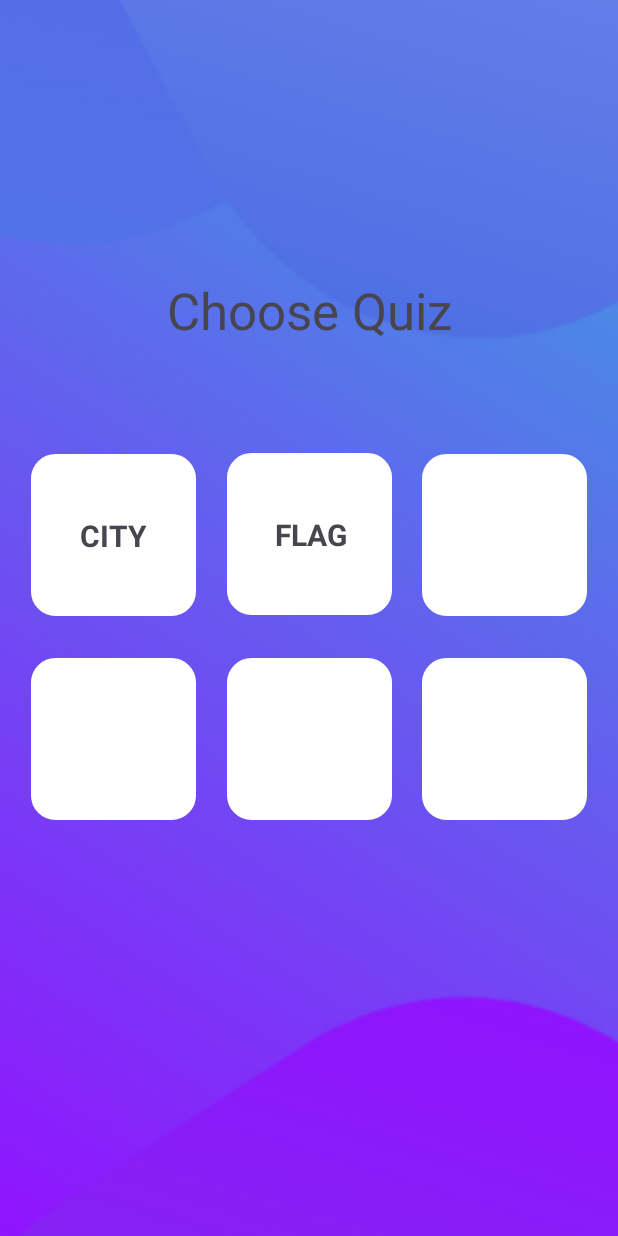
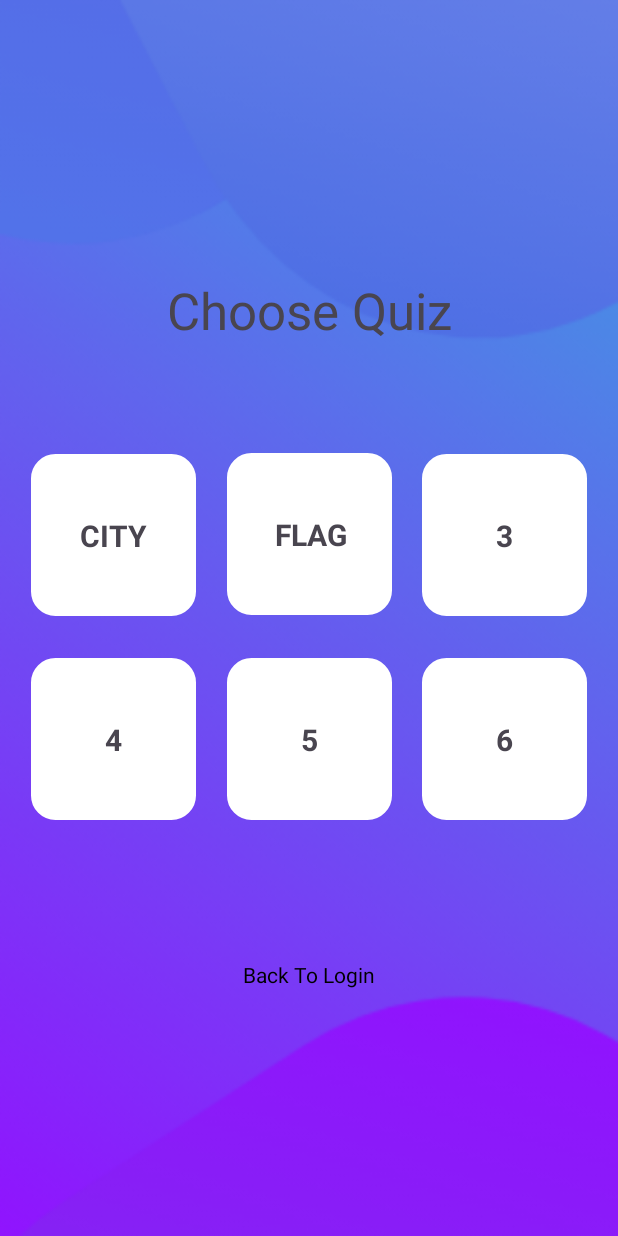
Before and after one commit to enesito10/AndroidTrivia_2, an Android app: the ChooseFragment screen opened through its navigation route, on a phone screen of 412 x 824 dp. Run offline under Robolectric (Android 15) with nearby library versions, the phone set to English and light mode, and no system bars.

Commit message:
9 Aralık Commit

```diff
--- a/app/src/main/java/com/keygeldi/androidtrivia2/fragment/ChooseFragment.kt
+++ b/app/src/main/java/com/keygeldi/androidtrivia2/fragment/ChooseFragment.kt
@@ -35,25 +35,25 @@ private lateinit var binding: FragmentChooseBinding
         binding.linearLayout2.setOnClickListener{
             val bundle = Bundle()
             bundle.putString("question_set","3_questions")
-            findNavController().navigate(R.id.action_chooseFragment2_to_gameFragment,bundle)
+            findNavController().navigate(R.id.action_chooseFragment2_to_gameFragment,bundle) //3
         }
 
         binding.linearLayout4.setOnClickListener{
             val bundle = Bundle()
             bundle.putString("question_set","4_questions")
-            findNavController().navigate(R.id.action_chooseFragment2_to_gameFragment,bundle)
+            findNavController().navigate(R.id.action_chooseFragment2_to_gameFragment,bundle) //4
         }
 
         binding.linearLayout5.setOnClickListener{
             val bundle = Bundle()
             bundle.putString("question_set","5_questions")
-            findNavController().navigate(R.id.action_chooseFragment2_to_gameFragment,bundle)
+            findNavController().navigate(R.id.action_chooseFragment2_to_gameFragment,bundle) //5
         }
 
         binding.linearLayout6.setOnClickListener{
             val bundle = Bundle()
             bundle.putString("question_set","6_questions")
-            findNavController().navigate(R.id.action_chooseFragment2_to_gameFragment,bundle)
+            findNavController().navigate(R.id.action_chooseFragment2_to_gameFragment,bundle) //6
         }
 
         return binding.root
--- a/app/src/main/java/com/keygeldi/androidtrivia2/fragment/GameFragment.kt
+++ b/app/src/main/java/com/keygeldi/androidtrivia2/fragment/GameFragment.kt
@@ -35,7 +35,6 @@ class GameFragment : Fragment() {
             "flag_questions" -> flagquestions.shuffled()
             else -> questions.shuffled() //Varsayılan olarak ayarlayabiliriz.
         }
-
 
         loadNewQuestion()
 
--- a/app/src/main/res/layout/fragment_choose.xml
+++ b/app/src/main/res/layout/fragment_choose.xml
@@ -47,68 +47,116 @@
             app:layout_constraintVertical_bias="0.505" />
     </androidx.constraintlayout.widget.ConstraintLayout>
 
-    <LinearLayout
+    <androidx.constraintlayout.widget.ConstraintLayout
         android:id="@+id/linearLayout2"
         android:layout_width="110dp"
         android:layout_height="108dp"
         android:layout_marginTop="45dp"
-        android:orientation="vertical"
+        android:background="@drawable/quiz_background"
         app:layout_constraintBottom_toTopOf="@+id/linearLayout5"
         app:layout_constraintEnd_toEndOf="parent"
         app:layout_constraintHorizontal_bias="0.5"
         app:layout_constraintStart_toEndOf="@+id/linearLayout1"
-        app:layout_constraintTop_toBottomOf="@+id/choose_text"
-        android:background="@drawable/quiz_background">
+        app:layout_constraintTop_toBottomOf="@+id/choose_text">
 
-    </LinearLayout>
+        <TextView
+            android:id="@+id/textView7"
+            android:layout_width="wrap_content"
+            android:layout_height="wrap_content"
+            android:text="3"
+            android:textSize="20sp"
+            android:textStyle="bold"
+            app:layout_constraintBottom_toBottomOf="parent"
+            app:layout_constraintEnd_toEndOf="parent"
+            app:layout_constraintHorizontal_bias="0.5"
+            app:layout_constraintStart_toStartOf="parent"
+            app:layout_constraintTop_toTopOf="parent"
+            app:layout_constraintVertical_bias="0.5" />
+    </androidx.constraintlayout.widget.ConstraintLayout>
 
-    <LinearLayout
+    <androidx.constraintlayout.widget.ConstraintLayout
         android:id="@+id/linearLayout4"
         android:layout_width="110dp"
         android:layout_height="108dp"
         android:layout_marginTop="178dp"
-        android:orientation="vertical"
+        android:background="@drawable/quiz_background"
         app:layout_constraintBottom_toBottomOf="parent"
         app:layout_constraintEnd_toStartOf="@+id/linearLayout6"
         app:layout_constraintHorizontal_bias="0.5"
         app:layout_constraintStart_toStartOf="parent"
         app:layout_constraintTop_toBottomOf="@+id/choose_text"
-        app:layout_constraintVertical_bias="0.101"
-        android:background="@drawable/quiz_background">
+        app:layout_constraintVertical_bias="0.101">
 
-    </LinearLayout>
+        <TextView
+            android:id="@+id/textView8"
+            android:layout_width="wrap_content"
+            android:layout_height="wrap_content"
+            android:text="4"
+            android:textSize="20sp"
+            android:textStyle="bold"
+            app:layout_constraintBottom_toBottomOf="parent"
+            app:layout_constraintEnd_toEndOf="parent"
+            app:layout_constraintStart_toStartOf="parent"
+            app:layout_constraintTop_toTopOf="parent"
+            app:layout_constraintVertical_bias="0.5" />
+    </androidx.constraintlayout.widget.ConstraintLayout>
 
-    <LinearLayout
+    <androidx.constraintlayout.widget.ConstraintLayout
         android:id="@+id/linearLayout5"
         android:layout_width="110dp"
         android:layout_height="108dp"
         android:layout_marginTop="178dp"
-        android:orientation="vertical"
+        android:background="@drawable/quiz_background"
         app:layout_constraintBottom_toBottomOf="parent"
         app:layout_constraintEnd_toEndOf="parent"
         app:layout_constraintHorizontal_bias="0.5"
         app:layout_constraintStart_toEndOf="@+id/linearLayout6"
         app:layout_constraintTop_toBottomOf="@+id/choose_text"
-        app:layout_constraintVertical_bias="0.101"
-        android:background="@drawable/quiz_background">
+        app:layout_constraintVertical_bias="0.101">
 
-    </LinearLayout>
+        <TextView
+            android:id="@+id/textView10"
+            android:layout_width="wrap_content"
+            android:layout_height="wrap_content"
+            android:text="6"
+            android:textSize="20sp"
+            android:textStyle="bold"
+            app:layout_constraintBottom_toBottomOf="parent"
+            app:layout_constraintEnd_toEndOf="parent"
+            app:layout_constraintHorizontal_bias="0.5"
+            app:layout_constraintStart_toStartOf="parent"
+            app:layout_constraintTop_toTopOf="parent"
+            app:layout_constraintVertical_bias="0.5" />
+    </androidx.constraintlayout.widget.ConstraintLayout>
 
-    <LinearLayout
+    <androidx.constraintlayout.widget.ConstraintLayout
         android:id="@+id/linearLayout6"
         android:layout_width="110dp"
         android:layout_height="108dp"
         android:layout_marginTop="178dp"
-        android:orientation="vertical"
+        android:background="@drawable/quiz_background"
         app:layout_constraintBottom_toBottomOf="parent"
         app:layout_constraintEnd_toStartOf="@+id/linearLayout5"
         app:layout_constraintHorizontal_bias="0.5"
         app:layout_constraintStart_toEndOf="@+id/linearLayout4"
         app:layout_constraintTop_toBottomOf="@+id/choose_text"
-        app:layout_constraintVertical_bias="0.101"
-        android:background="@drawable/quiz_background">
+        app:layout_constraintVertical_bias="0.101">
 
-    </LinearLayout>
+        <TextView
+            android:id="@+id/textView9"
+            android:layout_width="wrap_content"
+            android:layout_height="wrap_content"
+            android:text="5"
+            android:textSize="20sp"
+            android:textStyle="bold"
+            app:layout_constraintBottom_toBottomOf="parent"
+            app:layout_constraintEnd_toEndOf="parent"
+            app:layout_constraintHorizontal_bias="0.5"
+            app:layout_constraintStart_toEndOf="parent"
+            app:layout_constraintStart_toStartOf="parent"
+            app:layout_constraintTop_toTopOf="parent"
+            app:layout_constraintVertical_bias="0.5" />
+    </androidx.constraintlayout.widget.ConstraintLayout>
 
     <androidx.constraintlayout.widget.ConstraintLayout
         android:id="@+id/linearLayout3"
@@ -144,4 +192,16 @@
 
     </androidx.constraintlayout.widget.ConstraintLayout>
 
+    <TextView
+        android:id="@+id/textView4"
+        android:layout_width="wrap_content"
+        android:layout_height="wrap_content"
+        android:layout_marginTop="93dp"
+        android:text="Back To Login"
+        android:textColor="@color/black"
+        app:layout_constraintEnd_toEndOf="parent"
+        app:layout_constraintHorizontal_bias="0.5"
+        app:layout_constraintStart_toStartOf="parent"
+        app:layout_constraintTop_toBottomOf="@+id/linearLayout6" />
+
 </androidx.constraintlayout.widget.ConstraintLayout>
```
